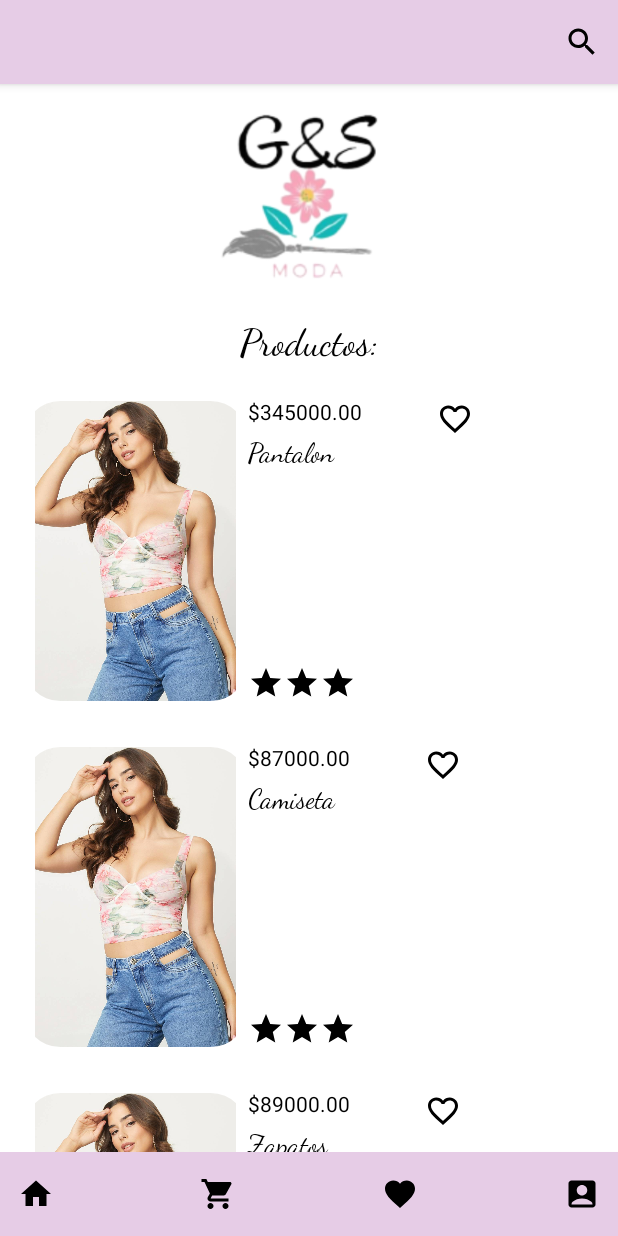
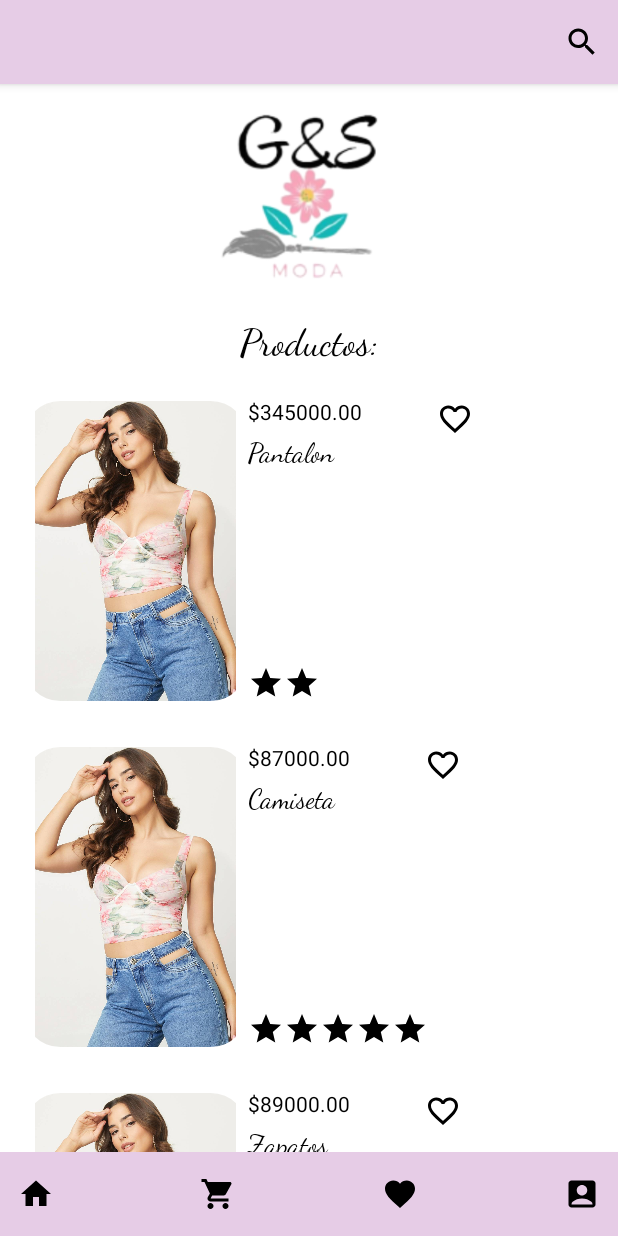
Before and after one commit to jesus1080/AppMovilStore, an Android app built with Jetpack Compose: the screen it shows after launch (MainActivity), on a phone screen of 412 x 824 dp. Run offline under Robolectric (Android 15) with nearby library versions, the phone set to English and light mode, and no system bars.

```diff
--- /dev/null
+++ b/app/src/main/java/com/example/appstore/navigation/StoreNavegation.kt
@@ -0,0 +1,32 @@
+package com.example.appstore.navigation
+
+import androidx.compose.runtime.Composable
+import androidx.navigation.NavType
+import androidx.navigation.compose.NavHost
+import androidx.navigation.compose.composable
+import androidx.navigation.compose.rememberNavController
+import androidx.navigation.navArgument
+import com.example.appstore.screens.MainScreen
+import com.example.appstore.screens.ProductScreen
+
+
+@Composable
+fun StoreNavigation(){
+    val navController = rememberNavController()
+    NavHost(
+        navController = navController,
+        startDestination = StoreScreens.MainScreen.route
+    ){
+        composable(route = StoreScreens.MainScreen.route){
+            MainScreen(navController)
+        }
+        composable(route = StoreScreens.ProductScreen.route + "{name}",
+            arguments = listOf(navArgument(name = "name"){
+                type = NavType.StringType
+            })
+        ){
+            ProductScreen(navController, it.arguments?.getString("name"))
+        }
+
+    }
+}
--- /dev/null
+++ b/app/src/main/java/com/example/appstore/navigation/StoreScreens.kt
@@ -0,0 +1,9 @@
+package com.example.appstore.navigation
+
+sealed class StoreScreens(val route: String){
+    object MainScreen: StoreScreens("main_screen")
+    object ProductScreen: StoreScreens("product_screen")
+    object SuccessfulBuy: StoreScreens("success_screen")
+    object ToBuy: StoreScreens("buy_screen")
+    object UserProfile: StoreScreens("profile_screen")
+}
--- a/app/src/main/java/com/example/appstore/screens/MainScreen.kt
+++ b/app/src/main/java/com/example/appstore/screens/MainScreen.kt
@@ -50,7 +50,9 @@ import androidx.compose.ui.res.painterResource
 import androidx.compose.ui.text.font.FontFamily
 import androidx.compose.ui.unit.dp
 import androidx.compose.ui.unit.sp
+import androidx.navigation.NavController
 import com.example.appstore.R
+import com.example.appstore.navigation.StoreScreens
 
 
 data class MyProduct(val name: String, val price: Float, val qualification: Int)
@@ -60,11 +62,11 @@ val products: List<MyProduct> = listOf(
     MyProduct("Camiseta", 87000f,5),
     MyProduct("Zapatos", 89000.0f, 1),
     MyProduct("Pantalon", 345000.0f, 2),
-    MyProduct("Pantalon", 345000.0f, 2),
-    MyProduct("Pantalon", 345000.0f, 2)
+    MyProduct("Pantalon", 345000.0f, 3),
+    MyProduct("Pantalon", 345000.0f, 4)
 )
 @Composable
-fun MainScreen () {
+fun MainScreen (navController: NavController) {
     val mycolor = Color(0.9f, 0.8f, 0.9f, 1.0f)
     Scaffold(
         topBar = {
@@ -86,12 +88,12 @@ fun MainScreen () {
 
     ) { innerPadding ->
         BodyContent(modifier = Modifier
-            .padding(innerPadding))
+            .padding(innerPadding), navController)
 
     }
 }
 @Composable
-fun BodyContent(modifier: Modifier){
+fun BodyContent(modifier: Modifier,navController: NavController){
     val scrollState = rememberScrollState()
     Column(
         modifier = Modifier
@@ -107,7 +109,8 @@ fun BodyContent(modifier: Modifier){
                 fontFamily = FontFamily.Cursive,
                 modifier = Modifier.padding(8.dp)
             )
-        ProductList(products = products)
+        ProductList(products = products,navController)
+        Spacer(modifier = Modifier.heightIn(50.dp))
     }
 }
 
@@ -191,13 +194,13 @@ fun ContentBottomBar(){
     }
 }
 @Composable
-fun ProductList(products: List<MyProduct>){
+fun ProductList(products: List<MyProduct>,navController: NavController){
     products.forEach { product ->
-        Product(product = product)
+        Product(product = product,navController)
     }
 }
 @Composable
-fun Product(product: MyProduct){
+fun Product(product: MyProduct,navController: NavController){
     Row(
         modifier = Modifier
             .fillMaxSize()
@@ -211,7 +214,9 @@ fun Product(product: MyProduct){
             modifier = Modifier
                 .size(150.dp, 200.dp)
                 .clip(RoundedCornerShape(25.dp))
-                .clickable {  }
+                .clickable(true, onClick = {
+                    navController.navigate(route = StoreScreens.ProductScreen.route + product.name)
+                })
 
         )
         DescriptionProduct(product)
@@ -220,25 +225,13 @@ fun Product(product: MyProduct){
 @Composable
 fun Qualifi(qualification: Int){
     Row {
-
-        Icon(
-            imageVector = Icons.Default.Star,
-            contentDescription = null,
-            tint = Color.Black,
-
-        )
-        Icon(
-            imageVector = Icons.Default.Star,
-            contentDescription = null,
-            tint = Color.Black,
-
-        )
-        Icon(
-            imageVector = Icons.Default.Star,
-            contentDescription = null,
-            tint = Color.Black,
-
-        )
+        for (i in 0 until qualification ) {
+            Icon(
+                imageVector = Icons.Default.Star,
+                contentDescription = null,
+                tint = Color.Black
+            )
+        }
     }
 
 }
@@ -264,8 +257,3 @@ fun DescriptionProduct(product: MyProduct){
         Qualifi(product.qualification)
     }
 }
-@Preview
-@Composable
-fun PreviewMain(){
-    MainScreen()
-}
```
Also changed, not shown: app/src/main/java/com/example/appstore/MainActivity.kt (+4 -9 lines), app/src/main/java/com/example/appstore/screens/ProductScreen.kt (+14 -13 lines).
